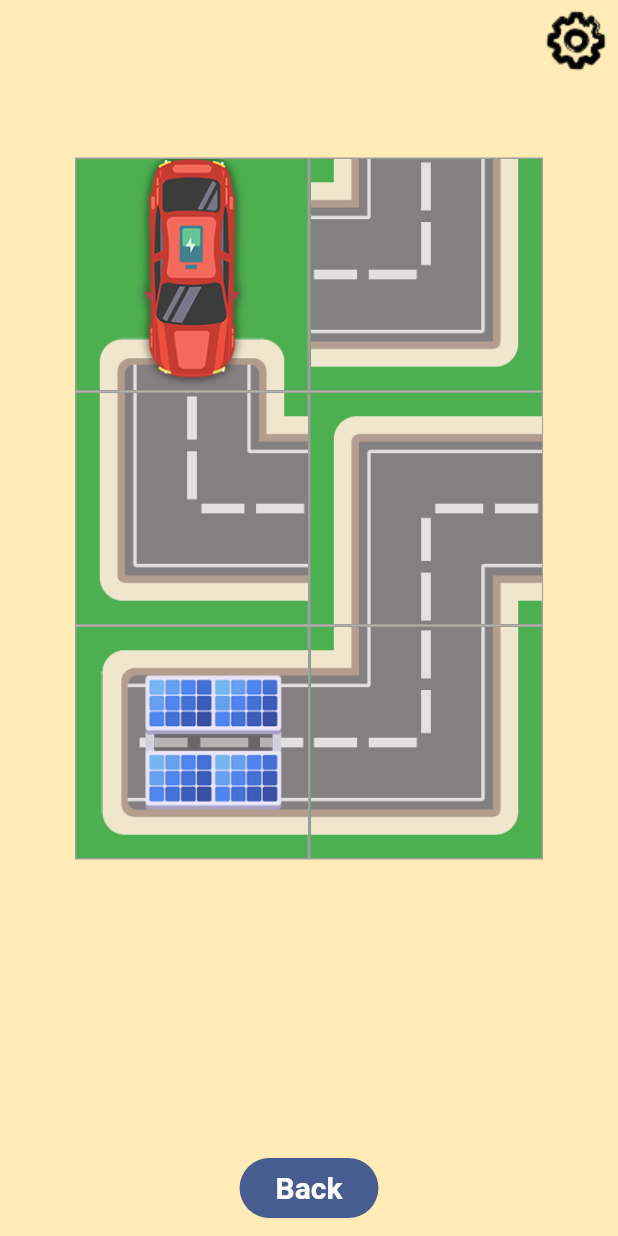
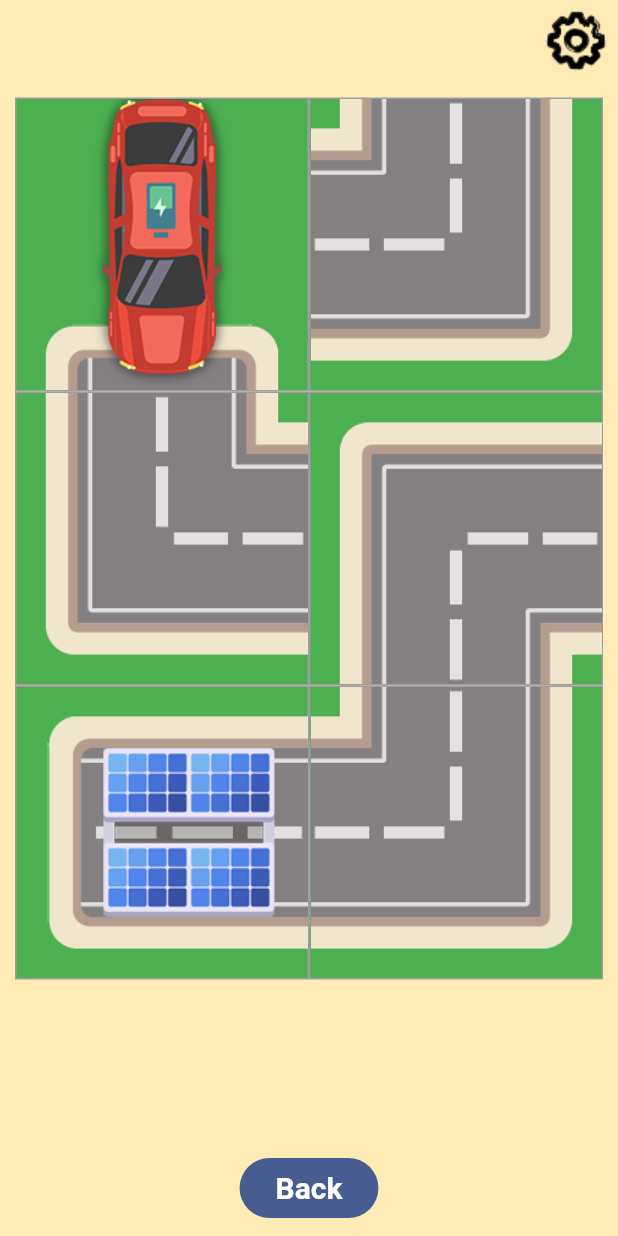
Before and after one commit to sondecode/charging-puzzle, a Flutter app: the LevelSelectionScreen screen opened by its route, after a tap on an icon or button, on a phone screen of 412 x 824 dp. Run offline on Flutter 3.47's test engine with Material 3 defaults, Android fonts, the phone set to English and light mode, and no system bars; our stand-ins replace audioplayers, go_router, shared_preferences; accounts and stored records are empty.

```diff
--- a/lib/sprites/puzzle_tile.dart
+++ b/lib/sprites/puzzle_tile.dart
@@ -5,8 +5,15 @@ class PuzzleTile extends StatefulWidget {
   // final bool isFixed; // Whether the tile is fixed (like the solar panel)
   final Function onTap;
   final bool hide;
+  final bool startBg;
+  final double width;
   const PuzzleTile(
-      {super.key, required this.type, required this.onTap, required this.hide});
+      {super.key,
+      required this.type,
+      required this.onTap,
+      required this.hide,
+      required this.width,
+      required this.startBg});
 
   @override
   State<PuzzleTile> createState() => _PuzzleTileState();
@@ -29,15 +36,23 @@ class _PuzzleTileState extends State<PuzzleTile> {
       disable = true;
     }
 
-    if (letter == "C") {
-      final image = Image.asset('assets/images/sprites/${letter}_sprite.png');
-      final bg = Image.asset('assets/images/sprites/start_bg.png');
-      sprite = Stack(
-        children: [bg, image],
-      );
-    } else {
-      sprite = Image.asset('assets/images/sprites/${letter}_sprite.png');
-    }
+    // if (letter == "C") {
+    //   final image = Image.asset('assets/images/sprites/${letter}_sprite.png');
+    //   final bg = Image.asset('assets/images/sprites/start_bg.png');
+    //   if (widget.startBg) {
+    //     sprite = Stack(
+    //       children: [bg],
+    //     );
+    //   } else {
+    //     sprite = Stack(
+    //       children: [bg, image],
+    //     );
+    //   }
+    // } else {
+
+    // }
+
+    sprite = Image.asset('assets/images/sprites/${letter}_sprite.png');
   }
 
   @override
@@ -46,7 +61,6 @@ class _PuzzleTileState extends State<PuzzleTile> {
         onTap: disable
             ? null
             : () {
-                print(rotationAngle);
                 setState(() {
                   rotationAngle += 90.0;
                   if (rotationAngle == 360) rotationAngle = 0;
@@ -60,7 +74,28 @@ class _PuzzleTileState extends State<PuzzleTile> {
               color: Colors.green,
               border: Border.all(color: Colors.grey),
             ),
-            child: widget.hide ? Container() : sprite,
+            child: widget.hide
+                ? Container()
+                : Stack(
+                    children: [
+                      letter == "C"
+                          ? Container(
+                              width: widget.width,
+                              height: widget.width,
+                              child: FittedBox(
+                                  fit: BoxFit.fill,
+                                  child: Image.asset(
+                                      'assets/images/sprites/start_bg.png')))
+                          : Container(),
+                      widget.startBg
+                          ? Container()
+                          : SizedBox(
+                              width: widget.width,
+                              height: widget.width,
+                              child:
+                                  FittedBox(fit: BoxFit.fill, child: sprite)),
+                    ],
+                  ),
             // Center(child: Text(widget.type)),
           ),
         ));
```
Also changed, not shown: lib/level_selection/levels.dart (+17 -2 lines), lib/play_session/game_widget.dart (+85 -9 lines), lib/sprites/car_sprite.dart (added, +33 -0 lines), assets/images/sprites/C_0_sprite.png (added), assets/images/sprites/C_1_sprite.png (added), assets/images/sprites/C_2_sprite.png (added), assets/images/sprites/C_3_sprite.png (added), assets/images/sprites/C_start_sprite.png (added).
